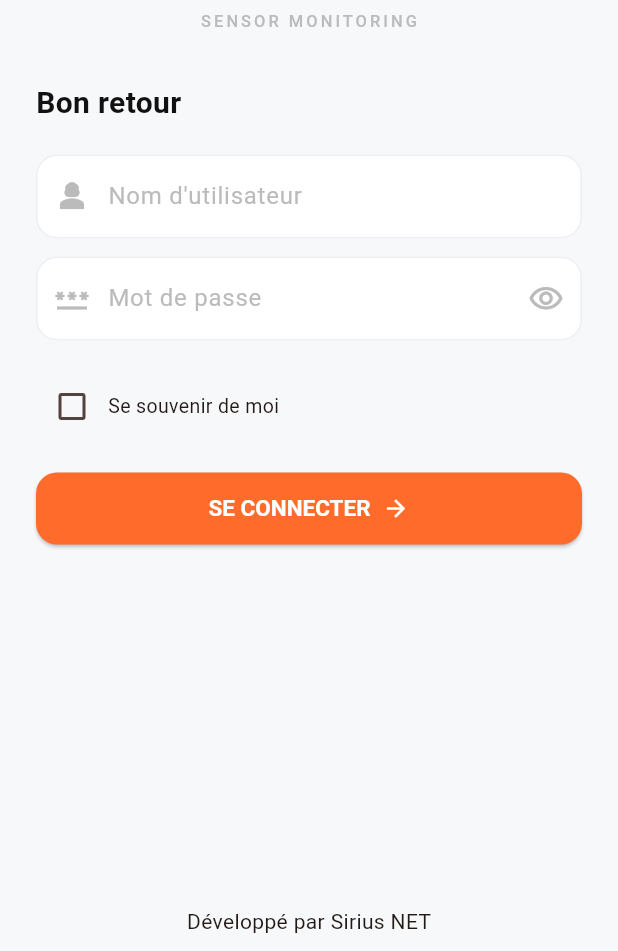
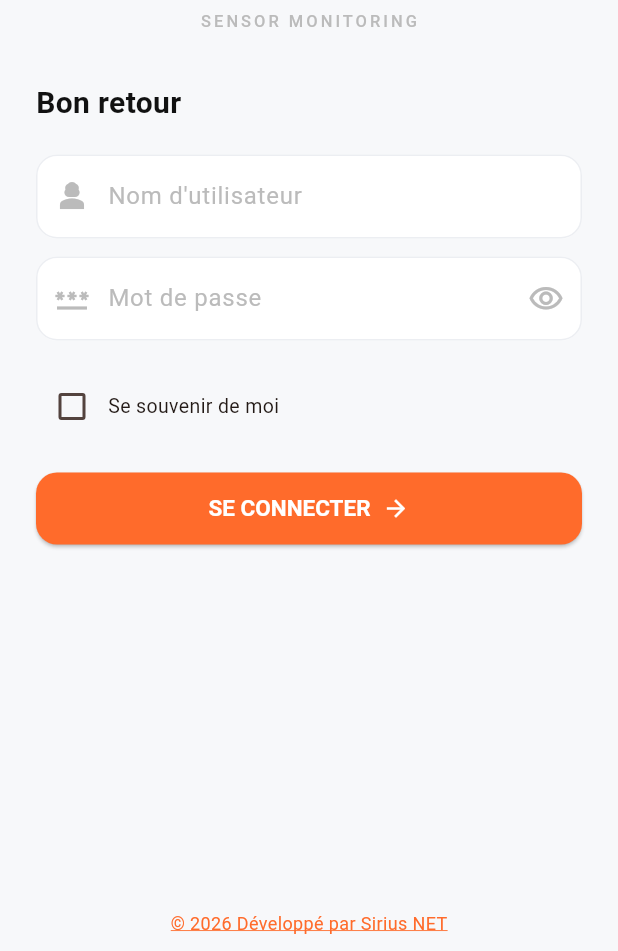
Before and after one commit to mohhgaiden/siot_manager_pro, a Flutter app: the screen it shows after launch, on a phone screen of 412 x 824 dp, the part 285-1236 px from its top. Run offline on Flutter 3.47's test engine with Material 3 defaults, Android fonts, the phone set to English and light mode, and no system bars; our stand-ins replace animated_splash_screen, calendar_date_picker2, firebase_core, firebase_messaging, fl_chart, flutter_local_notifications and 5 more; accounts and stored records are empty.

Commit message:
add_copyright

```diff
--- a/lib/screens/login/login_screen.dart
+++ b/lib/screens/login/login_screen.dart
@@ -3,6 +3,8 @@ import 'package:get/get.dart';
 import 'package:hive_flutter/hive_flutter.dart';
 import '../../../controller/auth.dart';
 import '../../theme/app_theme.dart';
+import 'package:url_launcher/url_launcher.dart';
+
 
 class LoginScreen extends StatefulWidget {
   const LoginScreen({super.key});
@@ -213,10 +215,31 @@ class _LoginScreenState extends State<LoginScreen> {
             ),
 
             // ─── Footer ───────────────────────────────────────────────────
+            /*
             const Padding(
               padding: EdgeInsets.only(bottom: 10),
-              child: Text('Développé par Sirius NET'),
-            ),
+              child: Text('© 2026 Développé par Sirius NET'),
+            ),*/
+            Padding(
+  padding: const EdgeInsets.only(bottom: 10),
+  child: GestureDetector(
+    onTap: () async {
+      final url = Uri.parse('https://www.sirius-net.dz');
+      if (await canLaunchUrl(url)) {
+        await launchUrl(url, mode: LaunchMode.externalApplication);
+      }
+    },
+    child: const Text(
+      '© 2026 Développé par Sirius NET',
+      style: TextStyle(
+        fontSize: 12,
+        color: AppTheme.primary,
+        decoration: TextDecoration.underline,
+        decorationColor: AppTheme.primary,
+      ),
+    ),
+  ),
+),
           ],
         ),
       ),
--- a/pubspec.yaml
+++ b/pubspec.yaml
@@ -2,7 +2,7 @@ name: siot_manager_pro
 description: S-IOT Driver - Sensor Monitoring App
 publish_to: 'none'
 
-version: 1.0.0+2
+version: 1.0.0+3
 
 environment:
   sdk: ^3.7.2
```
Also changed, not shown: lib/controller/auth.dart (+21 -2 lines), 1 other file.
